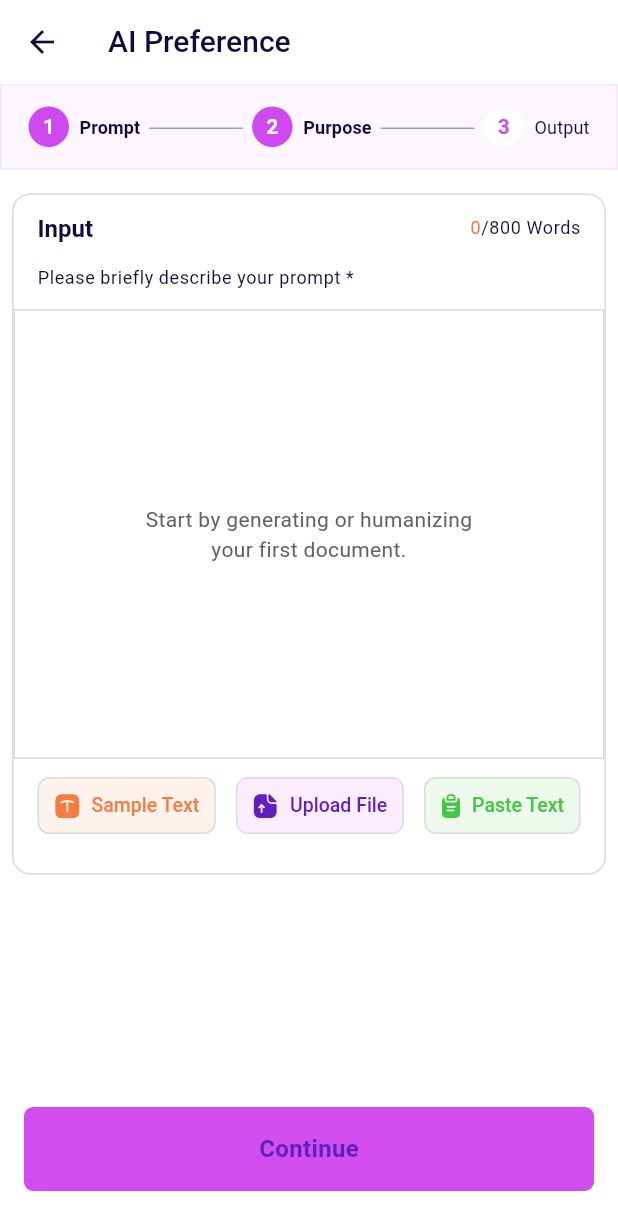
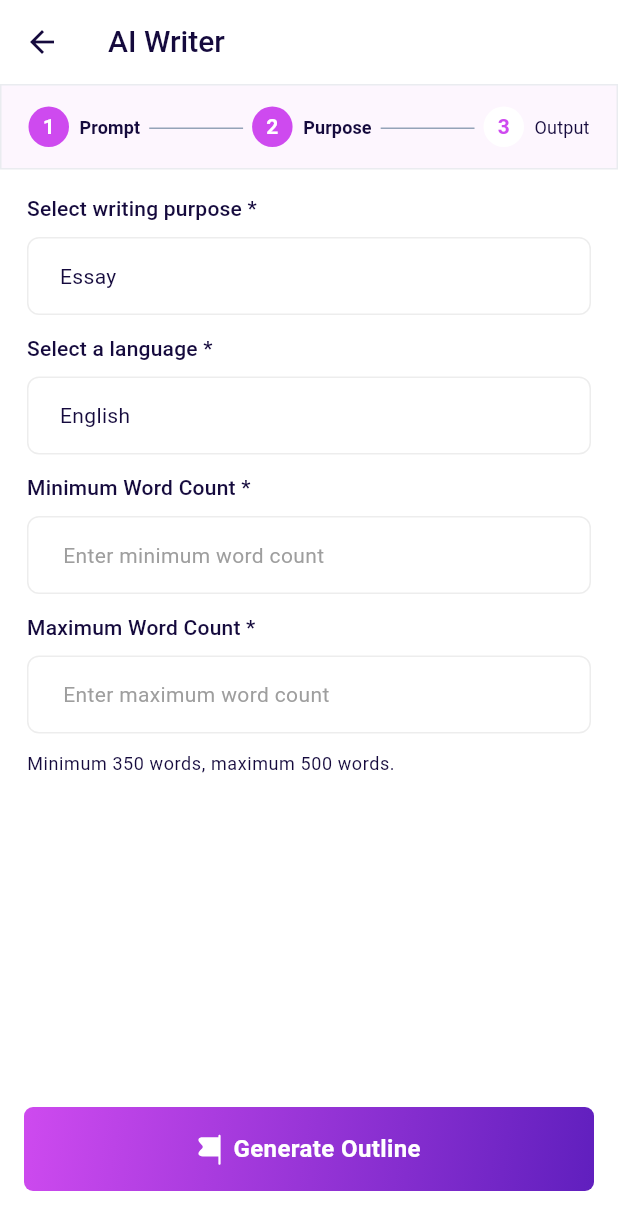
Before and after one commit to muneeb117/mywords.ai, a Flutter app: the AiWriterPreferencePage screen opened directly, on a phone screen of 412 x 824 dp. Shown: the top 1230 px of the screen. Run offline on Flutter 3.47's test engine with Material 3 defaults, Android fonts, the phone set to English and light mode, and no system bars; our stand-ins replace bloc, dartz, dio, flutter_bloc, flutter_svg, get_it and 2 more; accounts and stored records are empty.

Commit message:
ai-writer preference page designed with validations

```diff
--- /dev/null
+++ b/lib/common/components/custom_dropdown_without_icon.dart
@@ -0,0 +1,75 @@
+import 'package:flutter/material.dart';
+import 'package:mywords/constants/app_colors.dart';
+import 'package:mywords/utils/extensions/extended_context.dart';
+
+class CustomDropdownWithoutIcon extends StatelessWidget {
+  final List<String> items;
+  final String? value;
+  final String hint;
+  final Function(String?) onChanged;
+
+  const CustomDropdownWithoutIcon({
+    super.key,
+    required this.items,
+    this.value,
+    required this.hint,
+    required this.onChanged,
+  });
+
+  @override
+  Widget build(BuildContext context) {
+    return DropdownButtonFormField<String>(
+      dropdownColor: AppColors.white,
+      value: value,
+      onChanged: onChanged,
+      decoration: InputDecoration(
+        contentPadding: const EdgeInsets.symmetric(horizontal: 16, vertical: 14),
+        border: OutlineInputBorder(
+          borderRadius: BorderRadius.circular(8),
+        ),
+        enabledBorder: OutlineInputBorder(
+          borderRadius: BorderRadius.circular(8),
+          borderSide: BorderSide(color: Color(0xffEDEDED)),
+        ),
+        focusedBorder: OutlineInputBorder(
+          borderRadius: BorderRadius.circular(8),
+          borderSide: BorderSide(color: context.colorScheme.primary),
+        ),
+      ),
+      icon: const SizedBox.shrink(),
+      isExpanded: true,
+      hint: Padding(
+        padding: const EdgeInsets.symmetric(horizontal: 2),
+        child: Text(
+          hint,
+          textAlign: TextAlign.center,
+          style: TextStyle(
+            color: Color(0xff9E9E9E),
+            fontSize: 14,
+          ),
+        ),
+      ),
+      selectedItemBuilder: (context) {
+        return items.map((item) {
+          return Padding(
+            padding: const EdgeInsets.symmetric(horizontal: 2),
+            child: Text(item,
+                textAlign: TextAlign.center,
+                style: context.textTheme.bodyMedium?.copyWith(
+                  color: AppColors.textPrimary,
+                )),
+          );
+        }).toList();
+      },
+      items: items.map((String item) {
+        return DropdownMenuItem<String>(
+          value: item,
+          child: Text(
+            item,
+            textAlign: TextAlign.center,
+          ),
+        );
+      }).toList(),
+    );
+  }
+}
--- a/lib/common/components/custom_text_field.dart
+++ b/lib/common/components/custom_text_field.dart
@@ -1,4 +1,5 @@
 import 'package:flutter/material.dart';
+import 'package:flutter/services.dart';
 import 'package:flutter_svg/flutter_svg.dart';
 import 'package:mywords/constants/app_colors.dart';
 import 'package:mywords/utils/extensions/extended_context.dart';
@@ -19,6 +20,7 @@ class InputField extends StatelessWidget {
   final bool obscureText;
   final bool autocorrect;
   final bool enableSuggestions;
+  final List<TextInputFormatter>? inputFormatters;
   final VoidCallback? onSuffixIconTap;
   final InputFieldType inputFieldType;
 
@@ -38,6 +40,7 @@ class InputField extends StatelessWidget {
     this.autocorrect = true,
     this.enableSuggestions = true,
     this.hasPrefixIcon = true,
+    this.inputFormatters,
   })  : inputFieldType = InputFieldType.regular,
         super(key: key);
 
@@ -50,6 +53,7 @@ class InputField extends StatelessWidget {
     this.autofocus = false,
     String this.hintText = 'Email Address',
     this.textInputAction = TextInputAction.next,
+    this.inputFormatters,
   })  : hasPrefixIcon = true,
         prefixIconPath = 'assets/images/svg/ic_email.svg',
         suffixIconPath = null,
@@ -59,7 +63,6 @@ class InputField extends StatelessWidget {
         autocorrect = false,
         enableSuggestions = true,
         inputFieldType = InputFieldType.email,
-
         super(key: key);
 
   // Password field constructor
@@ -74,13 +77,13 @@ class InputField extends StatelessWidget {
     this.onSuffixIconTap,
     this.textInputAction = TextInputAction.done,
     this.obscureText = true,
+    this.inputFormatters,
   })  : hasPrefixIcon = true,
         prefixIconPath = 'assets/images/svg/ic_lock.svg',
         keyboardType = TextInputType.visiblePassword,
         autocorrect = false,
         enableSuggestions = false,
         inputFieldType = InputFieldType.password,
-
         super(key: key);
 
   @override
@@ -92,7 +95,7 @@ class InputField extends StatelessWidget {
       autocorrect: autocorrect,
       enableSuggestions: enableSuggestions,
       validator: validator,
-
+      inputFormatters: inputFormatters,
       obscureText: obscureText,
       keyboardType: keyboardType,
       textInputAction: textInputAction,
@@ -120,7 +123,6 @@ class InputField extends StatelessWidget {
                   onSuffixIconTap?.call();
                 },
                 child: Container(
-                  // color: Colors.green,
                   padding: const EdgeInsets.only(right: 14.0, left: 14),
                   child: SvgPicture.asset(
                     suffixIconPath!,
@@ -134,14 +136,14 @@ class InputField extends StatelessWidget {
         border: OutlineInputBorder(
           borderRadius: BorderRadius.circular(8),
           borderSide: BorderSide(
-            color: Colors.grey.shade200,
+            color: Color(0xffEDEDED),
             width: 1,
           ),
         ),
         enabledBorder: OutlineInputBorder(
           borderRadius: BorderRadius.circular(8),
           borderSide: BorderSide(
-            color: Colors.grey.shade200,
+            color: Color(0xffEDEDED),
             width: 1,
           ),
         ),
--- a/lib/common/components/primary_button.dart
+++ b/lib/common/components/primary_button.dart
@@ -41,13 +41,13 @@ class PrimaryButton extends StatelessWidget {
     required this.title,
     this.textColor = Colors.white,
     this.isLoading = false,
+    this.iconPath,
     this.gradientColors = const [Color(0xffCE4AEF), Color(0xff601FBE)],
     this.enableShrinkAnimation = false,
     this.indicatorColor = AppColors.white,
     this.fontWeight = FontWeight.w500,
   })  : buttonType = ButtonType.gradient,
-        backgroundColor = Colors.transparent,
-        iconPath = null;
+        backgroundColor = Colors.transparent;
 
   final String title;
   final VoidCallback onTap;
--- a/lib/config/themes/light_theme.dart
+++ b/lib/config/themes/light_theme.dart
@@ -14,6 +14,7 @@ ThemeData _getTheme() {
       surface: AppColors.background,
       onSurface: AppColors.textPrimary,
       outline: AppColors.textSecondary,
+      error: AppColors.error
     ),
     textTheme: _getTextTheme(),
   );
--- a/lib/constants/app_colors.dart
+++ b/lib/constants/app_colors.dart
@@ -18,4 +18,5 @@ class AppColors {
   static const Color indicatorInactive = Colors.grey;
   static const Color white = Colors.white;
   static const Color black = Colors.black;
+  static const Color error = Color(0xffef4444);
 }
--- a/lib/modules/ai_writer/pages/ai_writer_preference_page.dart
+++ b/lib/modules/ai_writer/pages/ai_writer_preference_page.dart
@@ -1,9 +1,9 @@
 import 'package:flutter/material.dart';
+import 'package:flutter/services.dart';
 import 'package:flutter_bloc/flutter_bloc.dart';
+import 'package:mywords/common/components/custom_dropdown_without_icon.dart';
+import 'package:mywords/common/components/custom_text_field.dart';
 import 'package:mywords/common/components/primary_button.dart';
-import 'package:mywords/common/widgets/ai_text_field.dart';
-
-import 'package:mywords/common/widgets/labeled_icons_row.dart';
 import 'package:mywords/common/widgets/step_indicator_widget.dart';
 import 'package:mywords/constants/app_colors.dart';
 import 'package:mywords/modules/ai_writer/cubit/ai_writer_cubit.dart';
@@ -20,6 +20,10 @@ class AiWriterPreferencePage extends StatefulWidget {
 class _AiWriterPreferencePageState extends State<AiWriterPreferencePage> {
   final TextEditingController aiWriterController = TextEditingController();
 
+  String? writingPurpose = 'Essay';
+  TextEditingController minWordCountController = TextEditingController();
+  TextEditingController maxWordCountController = TextEditingController();
+
   @override
   Widget build(BuildContext context) {
     double bottomPadding = MediaQuery.of(context).padding.bottom;
@@ -33,18 +37,98 @@ class _AiWriterPreferencePageState extends State<AiWriterPreferencePage> {
               backgroundColor: AppColors.white,
               surfaceTintColor: Colors.transparent,
               title: Text(
-                'AI Preference',
+                'AI Writer',
                 style: context.textTheme.headlineSmall?.copyWith(
                   fontSize: 20,
                   fontWeight: FontWeight.w500,
                 ),
               ),
             ),
+            body: Container(
+              child: Column(
+                crossAxisAlignment: CrossAxisAlignment.start,
+                children: [
+                  StepIndicator(activeSteps: [1, 2]),
+                  SizedBox(height: 16),
+                  Padding(
+                    padding: const EdgeInsets.symmetric(horizontal: 18.0),
+                    child: Column(
+                      crossAxisAlignment: CrossAxisAlignment.start,
+                      children: [
+                        Text('Select writing purpose *', style: context.textTheme.titleMedium),
+                        SizedBox(height: 8),
+                        CustomDropdownWithoutIcon(
+                          items: ['Essay', 'Letter', 'Email', 'Story', 'Article', 'Discussion Board/Question Response'],
+                          hint: 'Select Purpose',
+                          value: writingPurpose,
+                          onChanged: (value) {
+                            setState(() {
+                              writingPurpose = value;
+                            });
+                          },
+                        ),
+                        SizedBox(height: 12),
+                        Text('Select a language *', style: context.textTheme.titleMedium),
+                        SizedBox(height: 8),
+                        CustomDropdownWithoutIcon(
+                          items: ['English'],
+                          hint: 'Select Language',
+                          value: 'English',
+                          onChanged: (val) {},
+                        ),
+                        SizedBox(height: 12),
+                        Text('Minimum Word Count *', style: context.textTheme.titleMedium),
+                        SizedBox(height: 8),
+                        InputField(
+                          hintText: 'Enter minimum word count',
+                          hasPrefixIcon: false,
+                          prefixIconPath: '',
+                          keyboardType: TextInputType.number,
+                          inputFormatters: [
+                            FilteringTextInputFormatter.digitsOnly,
+                          ],
+                          controller: minWordCountController,
+                        ),
+                        SizedBox(height: 12),
+                        Text('Maximum Word Count *', style: context.textTheme.titleMedium),
+                        SizedBox(height: 8),
+                        InputField(
+                          hintText: 'Enter maximum word count',
+                          hasPrefixIcon: false,
+                          prefixIconPath: '',
+                          keyboardType: TextInputType.number,
+                          inputFormatters: [
+                            FilteringTextInputFormatter.digitsOnly,
+                          ],
+                          controller: maxWordCountController,
+                        ),
+                        SizedBox(height: 12),
+                        Text('Minimum 350 words, maximum 500 words.',
+                            style: context.textTheme.bodySmall?.copyWith(
+                              color: context.colorScheme.onSurface,
+                            )),
+                      ],
+                    ),
+                  )
+                ],
+              ),
+            ),
             bottomNavigationBar: Container(
               margin: const EdgeInsets.symmetric(horizontal: 16.0),
               padding: EdgeInsets.only(bottom: hasBottomSafeArea ? bottomPadding : 30),
-              child: PrimaryButton.filled(
+              child: PrimaryButton.gradient(
                 onTap: () {
+                  final minText = minWordCountController.text.trim();
+                  final maxText = maxWordCountController.text.trim();
+
+                  final min = int.tryParse(minText);
+                  final max = int.tryParse(maxText);
+
+                  if (min == null || max == null || min < 350 || max > 500) {
+                    context.showSnackBar('Please enter valid word limits!', isError: true);
+                    return;
+                  }
+
                   Navigator.of(context).push(
                     PageRouteBuilder(
                       pageBuilder: (context, animation, secondaryAnimation) => AiWriterOutputPage(),
@@ -53,56 +137,10 @@ class _AiWriterPreferencePageState extends State<AiWriterPreferencePage> {
                     ),
                   );
                 },
-                title: 'Continue',
-                textColor: context.colorScheme.primary,
-                backgroundColor: Color(0xffD24DEE),
+                title: 'Generate Outline',
+                iconPath: 'assets/images/svg/ic_flag.svg',
                 fontWeight: FontWeight.w700,
               ),
-            ),
-            body: Column(
-              children: [
-                StepIndicator(activeSteps: [1, 2]),
-                SizedBox(height: 16),
-                Flexible(
-                  child: Container(
-                      margin: EdgeInsets.symmetric(horizontal: 8),
-                      decoration: BoxDecoration(
-                        borderRadius: BorderRadius.circular(12),
-                        border: Border.all(
-                          color: Color(0xffDADADA),
-                        ),
-                      ),
-                      child: SingleChildScrollView(
-                        child: BlocConsumer<AiWriterCubit, AiWriterState>(
-                          listener: (context, state) {
-                            // TODO: implement listener
-                          },
-                          builder: (context, state) {
-                            return SingleChildScrollView(
-                              child: Column(
-                                crossAxisAlignment: CrossAxisAlignment.start,
-                                children: [
-                                  _TextFieldHeader(wordCount: state.wordCount),
-                                  AiTextField(
-                                    onChanged: (nextValue) {
-                                      context.read<AiWriterCubit>().updateText(nextValue);
-                                    },
-                                    textEditingController: aiWriterController,
-                                  ),
-                                  LabeledIconsRow(
-                                    onSampleTextCallback: () {},
-                                    onUploadFileCallBack: () {},
-                                    onPasteTextCallBack: () {},
-                                  ),
-                                  SizedBox(height: 14),
-                                ],
-                              ),
-                            );
-                          },
-                        ),
-                      )),
-                )
-              ],
             ),
           );
         },
@@ -110,47 +148,3 @@ class _AiWriterPreferencePageState extends State<AiWriterPreferencePage> {
     );
   }
 }
-
-
-class _TextFieldHeader extends StatelessWidget {
-  const _TextFieldHeader({super.key,required this.wordCount});
-  final int wordCount;
-
-  @override
-  Widget build(BuildContext context) {
-    return   Padding(
-      padding: const EdgeInsets.symmetric(horizontal: 16.0, vertical: 12),
-      child: Column(
-        crossAxisAlignment: CrossAxisAlignment.start,
-        children: [
-          Row(
-            children: [
-              Text(
-                'Input',
-                style: context.textTheme.titleLarge
-                    ?.copyWith(fontWeight: FontWeight.w700, color: context.colorScheme.onSurface),
-              ),
-              Spacer(),
-              Text.rich(
-                TextSpan(
-                    text: '${wordCount}',
-                    style: context.textTheme.bodySmall?.copyWith(color: AppColors.orange),
-                    children: [
-                      TextSpan(
-                        text: '/800 Words',
-                        style: context.textTheme.bodySmall?.copyWith(color: context.colorScheme.onSurface),
-                      )
-                    ]),
-              ),
-            ],
-          ),
-          SizedBox(height: 14),
-          Text(
-            'Please briefly describe your prompt *',
-            style: context.textTheme.bodySmall?.copyWith(color: context.colorScheme.onSurface, height: 1.5),
-          ),
-        ],
-      ),
-    );
-  }
-}
--- a/lib/utils/extensions/extended_context.dart
+++ b/lib/utils/extensions/extended_context.dart
@@ -28,6 +28,7 @@ extension ExtendedContext on BuildContext {
     ScaffoldMessenger.of(this).showSnackBar(
       SnackBar(
         backgroundColor: backgroundColor ?? Colors.black87,
+
         content: Text(
           message,
           style: TextStyle(color: foregroundColor),
```
Also changed, not shown: assets/images/svg/ic_flag.svg (added).
